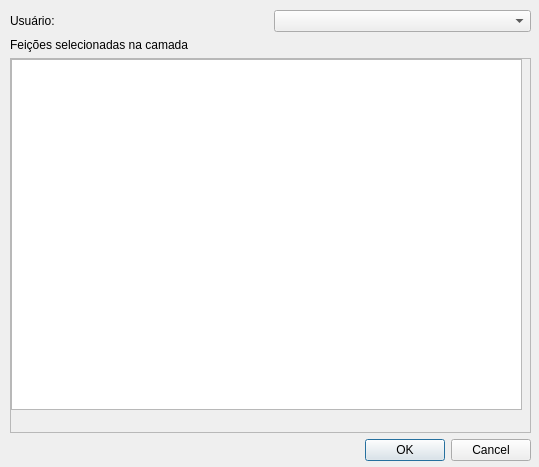
Old version of the form taskmanager_dialog_base.ui in the repository alexlopespereira/taskmanager.
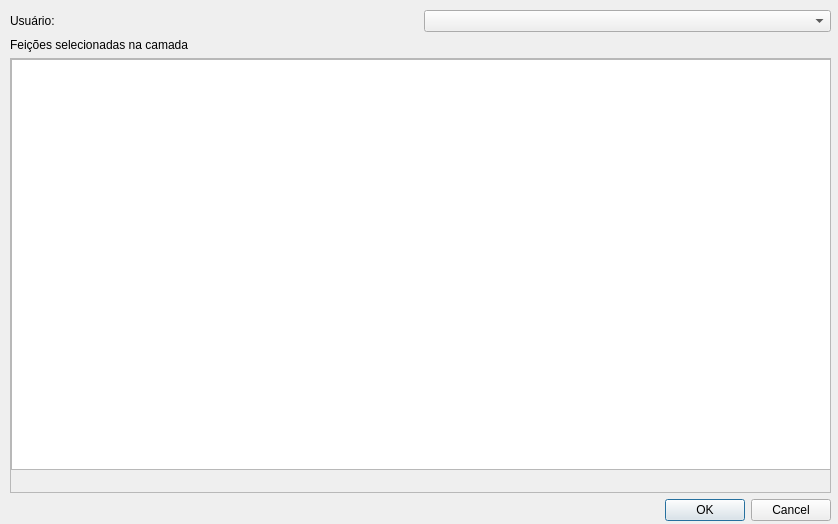
New version of the form.

Diff of the .ui file:
```diff
--- a/taskmanager_dialog_base.ui
+++ b/taskmanager_dialog_base.ui
@@ -6,8 +6,8 @@
    <rect>
     <x>0</x>
     <y>0</y>
-    <width>539</width>
-    <height>467</height>
+    <width>838</width>
+    <height>524</height>
    </rect>
   </property>
   <property name="windowTitle">
@@ -18,8 +18,8 @@
     <rect>
      <x>10</x>
      <y>10</y>
-     <width>521</width>
-     <height>451</height>
+     <width>821</width>
+     <height>511</height>
     </rect>
    </property>
    <layout class="QVBoxLayout" name="verticalLayout">
@@ -56,8 +56,8 @@
           <rect>
            <x>0</x>
            <y>0</y>
-           <width>515</width>
-           <height>351</height>
+           <width>815</width>
+           <height>411</height>
           </rect>
          </property>
          <widget class="QTableView" name="tableView">
@@ -65,8 +65,8 @@
            <rect>
             <x>0</x>
             <y>0</y>
-            <width>511</width>
-            <height>351</height>
+            <width>1011</width>
+            <height>411</height>
            </rect>
           </property>
          </widget>
```
